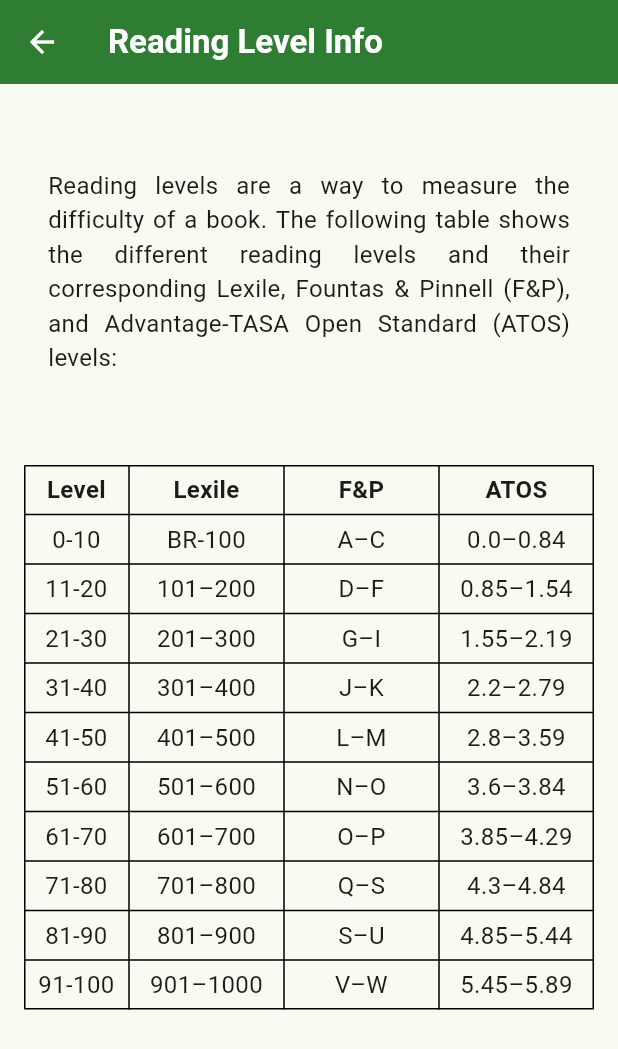
After one commit to coldrifting/BookWorms-App, a Flutter app: the ReadingLevelInfoWidget screen opened directly, on a phone screen of 412 x 824 dp. The commit adds this screen. Shown: the top 1049 px of the screen. Run offline on Flutter 3.47's test engine with Material 3 defaults, Android fonts, the phone set to English and light mode, and no system bars; our stand-ins replace cached_network_image, carousel_slider, flutter_rating_bar, flutter_secure_storage, flutter_slidable, flutter_svg and 4 more; accounts and stored records are empty; Roboto replaces fonts that are missing (Montserrat).

```diff
--- /dev/null
+++ b/lib/widgets/reading_level_info_widget.dart
@@ -0,0 +1,90 @@
+import 'package:bookworms_app/resources/colors.dart';
+import 'package:bookworms_app/utils/widget_functions.dart';
+import 'package:flutter/material.dart';
+
+class ReadingLevelInfoWidget extends StatelessWidget {
+  const ReadingLevelInfoWidget({super.key});
+
+  @override
+  Widget build(BuildContext context) {
+    return Scaffold(
+      appBar: AppBar(
+        systemOverlayStyle: defaultOverlay(),
+        title: Text(
+          "Reading Level Info",
+          style: const TextStyle(
+            fontWeight: FontWeight.bold,
+            color: colorWhite,
+            overflow: TextOverflow.ellipsis
+          )
+        ),
+        backgroundColor: colorGreen,
+        leading: IconButton(
+          color: colorWhite,
+          icon: const Icon(Icons.arrow_back),
+          onPressed: () {
+            Navigator.of(context).pop();
+          },
+        ),
+      ),
+      body: Column(
+        children: [
+          addVerticalSpace(24),
+          Padding(
+            padding: const EdgeInsets.all(32.0),
+            child: const Text(
+              "Reading levels are a way to measure the difficulty of a book. The following table shows the different reading levels and their corresponding Lexile, Fountas & Pinnell (F&P), and Advantage-TASA Open Standard (ATOS) levels:",
+              textAlign: TextAlign.justify,
+              style: TextStyle(fontSize: 16),
+            ),
+          ),
+          addVerticalSpace(12.0),
+          Padding(
+            padding: const EdgeInsets.all(16.0),
+            child: Table(
+              border: TableBorder.all(),
+              defaultVerticalAlignment: TableCellVerticalAlignment.middle,
+              columnWidths: const {
+                0: FixedColumnWidth(70),
+                1: FlexColumnWidth(2),
+                2: FlexColumnWidth(2),
+                3: FlexColumnWidth(2),
+              },
+              children: [
+                _buildTableRow(['Level', 'Lexile', 'F&P', 'ATOS'], isHeader: true),
+                _buildTableRow(['0-10', 'BR-100', 'A–C', '0.0–0.84']),
+                _buildTableRow(['11-20', '101–200', 'D–F', '0.85–1.54']),
+                _buildTableRow(['21-30', '201–300', 'G–I', '1.55–2.19']),
+                _buildTableRow(['31-40', '301–400', 'J–K', '2.2–2.79']),
+                _buildTableRow(['41-50', '401–500', 'L–M', '2.8–3.59']),
+                _buildTableRow(['51-60', '501–600', 'N–O', '3.6–3.84']),
+                _buildTableRow(['61-70', '601–700', 'O–P', '3.85–4.29']),
+                _buildTableRow(['71-80', '701–800', 'Q–S', '4.3–4.84']),
+                _buildTableRow(['81-90', '801–900', 'S–U', '4.85–5.44']),
+                _buildTableRow(['91-100', '901–1000', 'V–W', '5.45–5.89']),
+              ],
+            ),
+          ),
+        ],
+      ),
+    );
+  }
+
+  TableRow _buildTableRow(List<String> cells, {bool isHeader = false}) {
+    return TableRow(
+      children: cells.map((cell) {
+        return Padding(
+          padding: const EdgeInsets.all(5),
+          child: Text(
+            cell,
+            style: TextStyle(
+              fontWeight: isHeader ? FontWeight.bold : FontWeight.normal,
+              fontSize: 16.0,
+            ),
+            textAlign: TextAlign.center,
+          ),
+        );
+      }).toList(),
+    );
+  }
+}
```
Also changed, not shown: lib/screens/book_details/book_details_screen.dart (+40 -2 lines), lib/screens/profile/edit_child_screen.dart (+26 -1 lines), lib/screens/search/search_screen.dart (+28 -3 lines), lib/widgets/difficulty_rating_widget.dart (deleted, +0 -19 lines).
